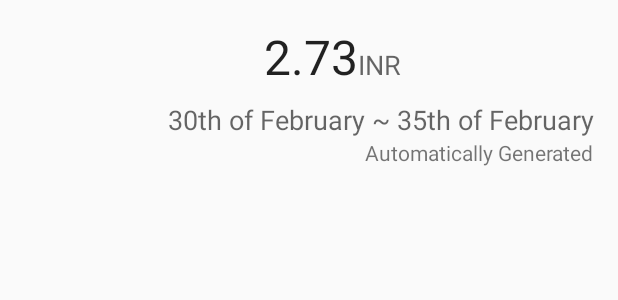
After one commit to AndresMartinMaq/ThirdYPSinthrome, an Android app: the layout exp_listview_group_header.xml on its own in the app's theme, with its tools: preview values and no code run, on a phone screen of 412 x 824 dp. The commit adds this screen. Shown: the top 300 px of the screen. Run offline under Robolectric (Android 15) with nearby library versions, the light colour scheme and no system bars.

Commit message:
Did viewing All [future] Dosage Plans UI and hooked it all up with Loaders AND adapters, don't wanna brag but hey..

```diff
--- a/app/src/main/java/com/example/andres/thirdypsinthrome/DataHolders/DosageHolder.java
+++ b/app/src/main/java/com/example/andres/thirdypsinthrome/DataHolders/DosageHolder.java
@@ -17,6 +17,7 @@ public class DosageHolder {
     public final List<DayHolder> days;
     public final int level;
 
+    //Takes a cursor with the days.
     public DosageHolder(Cursor c, int level){
         days = new ArrayList<DayHolder>(MyUtils.MAX_DAYS_PER_DOSAGE);
         this.level = level;
--- a/app/src/main/java/com/example/andres/thirdypsinthrome/Dosages/ADGManager.java
+++ b/app/src/main/java/com/example/andres/thirdypsinthrome/Dosages/ADGManager.java
@@ -123,6 +123,8 @@ public class ADGManager {
         if (insertedRowID == -1){
             throw new Exception("Could not write new dosage to the database");
         }
+        //Record INR
+        DBHelper.getInstance(context).addINRValue(context, recordedINR, startDate);
         //}
         //For the case in which we have to extend the current Dosage Plan. This is very specific to the tables we have (for all we know, for sinthrome).
         /*else {
--- a/app/src/main/java/com/example/andres/thirdypsinthrome/Dosages/EnterDoseFragment.java
+++ b/app/src/main/java/com/example/andres/thirdypsinthrome/Dosages/EnterDoseFragment.java
@@ -84,7 +84,7 @@ public class EnterDoseFragment extends Fragment {
         for (int i = 0; i < txtFieldIDs.length; i++) {
             View item = view.findViewById(txtFieldIDs[i]);
             String dateStr = MyUtils.dateLongToStr(MyUtils.addDays(selectedStartDate, i));
-            ((TextView) item.findViewById(R.id.date)).setText(dateStr);
+            ((TextView) item.findViewById(R.id.date_label)).setText(dateStr);
         }
     }
 
@@ -98,7 +98,7 @@ public class EnterDoseFragment extends Fragment {
                 R.id.enter_dose_item6, R.id.enter_dose_item7,};
         View view = getView();
         for (int i = 0; i < size ; i++) {
-            String str = ((EditText)view.findViewById(txtFieldIDs[i]).findViewById(R.id.entered_day_intake)).getText().toString();
+            String str = ((EditText)view.findViewById(txtFieldIDs[i]).findViewById(R.id.day_intake)).getText().toString();
             try {
                 double number = Double.parseDouble(str);
                 if (number < 0) {throw new NumberFormatException("All intake values must be filled and non-negative."); }
--- a/app/src/main/java/com/example/andres/thirdypsinthrome/DosageLoader.java
+++ b/app/src/main/java/com/example/andres/thirdypsinthrome/LoadersAndAdapters/DosageLoader.java
@@ -1,4 +1,4 @@
-package com.example.andres.thirdypsinthrome;
+package com.example.andres.thirdypsinthrome.LoadersAndAdapters;
 
 import android.content.Context;
 import android.support.v4.content.AsyncTaskLoader;
--- a/app/src/main/res/layout/enter_day_dose_item.xml
+++ b/app/src/main/res/layout/enter_day_dose_item.xml
@@ -11,7 +11,7 @@
         android:layout_height="wrap_content"
         android:textAppearance="?android:attr/textAppearanceMedium"
         android:text="34th February"
-        android:id="@+id/date"
+        android:id="@+id/date_label"
         android:layout_weight="1"
         android:paddingLeft="32dp" />
 
@@ -20,7 +20,8 @@
         android:layout_height="wrap_content"
         android:inputType="numberDecimal"
         android:ems="10"
-        android:id="@+id/entered_day_intake" />
+        android:id="@+id/day_intake"
+        android:gravity="center_horizontal" />
 
     <TextView
         android:layout_width="wrap_content"
--- /dev/null
+++ b/app/src/main/res/layout/exp_listview_group_header.xml
@@ -0,0 +1,48 @@
+<?xml version="1.0" encoding="utf-8"?>
+<LinearLayout xmlns:android="http://schemas.android.com/apk/res/android"
+    android:orientation="vertical" android:layout_width="fill_parent"
+    android:layout_height="match_parent"
+    android:padding="16dp">
+
+    <LinearLayout
+        android:orientation="horizontal"
+        android:layout_width="fill_parent"
+        android:layout_height="wrap_content"
+        android:gravity="center_horizontal">
+
+        <TextView
+            android:layout_width="wrap_content"
+            android:layout_height="wrap_content"
+            android:textAppearance="?android:attr/textAppearanceLarge"
+            android:text="2.73"
+            android:id="@+id/txtv_inr"
+            android:textSize="32sp"
+            android:layout_weight="1"
+            android:gravity="right" />
+
+        <TextView
+            android:layout_width="wrap_content"
+            android:layout_height="wrap_content"
+            android:textAppearance="?android:attr/textAppearanceMedium"
+            android:text="INR"
+            android:id="@+id/textView5"
+            android:layout_weight="0.8" />
+    </LinearLayout>
+
+    <TextView
+        android:layout_width="wrap_content"
+        android:layout_height="wrap_content"
+        android:textAppearance="?android:attr/textAppearanceMedium"
+        android:text="30th of February ~ 35th of February"
+        android:id="@+id/txtv_dosage_date_range"
+        android:paddingTop="8dp"
+        android:layout_gravity="right" />
+
+    <TextView
+        android:layout_width="wrap_content"
+        android:layout_height="wrap_content"
+        android:textAppearance="?android:attr/textAppearanceSmall"
+        android:text="Automatically Generated"
+        android:id="@+id/txtViewAgOrMi"
+        android:layout_gravity="right" />
+</LinearLayout>
--- a/app/src/main/res/layout/fragment_dosages.xml
+++ b/app/src/main/res/layout/fragment_dosages.xml
@@ -146,8 +146,9 @@
     <Button
         android:layout_width="fill_parent"
         android:layout_height="wrap_content"
-        android:text="Dosage Callendar"
+        android:text="@string/bttn_all_plans"
         android:id="@+id/btt_dosage_callendar"
+        android:onClick="buttonPressed"
         android:layout_gravity="bottom|center_horizontal" />
 
     <Button
```
Also changed, not shown: app/src/main/java/com/example/andres/thirdypsinthrome/DosageActivity.java (+9 -1 lines), app/src/main/java/com/example/andres/thirdypsinthrome/Dosages/DosagePlansFragment.java (added, +67 -0 lines), app/src/main/java/com/example/andres/thirdypsinthrome/LoadersAndAdapters/ExpDosageListAdapter.java (added, +94 -0 lines), app/src/main/java/com/example/andres/thirdypsinthrome/LoadersAndAdapters/ManyDosagesLoader.java (added, +84 -0 lines), app/src/main/java/com/example/andres/thirdypsinthrome/persistence/DBHelper.java (+24 -2 lines), app/src/main/res/layout/fragment_dosage_plans.xml (added, +21 -0 lines), app/src/main/res/values/strings.xml (+8 -3 lines).
